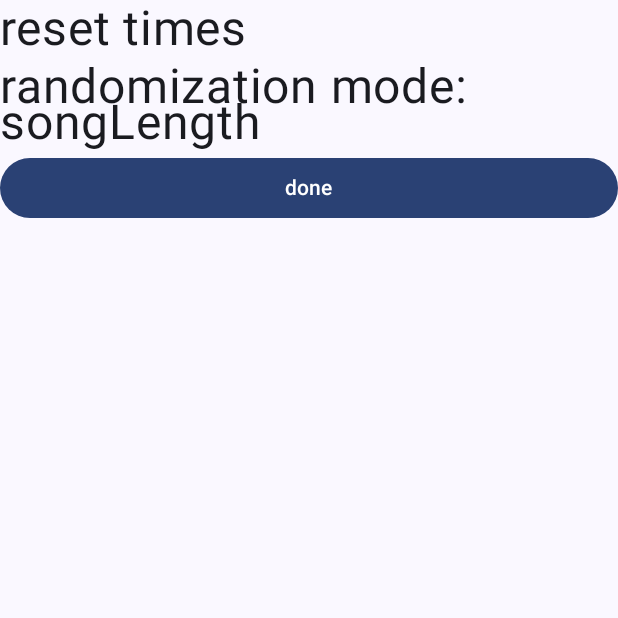
After one commit to NathanBirkett/KotLisn, an Android app built with Jetpack Compose: the SettingsScreen screen opened through its navigation route, on a phone screen of 412 x 824 dp, the top half of it. The commit adds this screen. Run offline under Robolectric (Android 15) with nearby library versions, the phone set to English and light mode, and no system bars; our stand-ins replace Room's generated code.

Commit message:
added settings

```diff
--- a/app/build.gradle
+++ b/app/build.gradle
@@ -15,6 +15,11 @@ android {
         targetSdk 33
         versionCode 1
         versionName "1.0"
+
+        ksp {
+            arg("room.schemaLocation",
+            "$projectDir/schemas")
+        }
 
         testInstrumentationRunner "androidx.test.runner.AndroidJUnitRunner"
         vectorDrawables {
--- a/app/src/main/java/com/example/playleast/data/playlist/OfflinePlaylistsRepository.kt
+++ b/app/src/main/java/com/example/playleast/data/playlist/OfflinePlaylistsRepository.kt
@@ -27,7 +27,12 @@ class OfflinePlaylistsRepository(private val playlistDao: PlaylistDao): Playlist
     override fun getLeastPlaylists(playlists: List<String>): Flow<List<Playlist>> {
         if (playlists == emptyList<String>()) return playlistDao.getAllItems()
         return playlistDao.getAllItems().map {list -> list.filter { playlists.contains(it.title) }
-//            .filter { it.length == list.filter { playlists.contains(it.title) }[0].length}
+            .filter { it.length == list.filter { playlists.contains(it.title) }[0].length}
         }
     }
+
+    override fun getPlaylists(playlists: List<String>): Flow<List<Playlist>> {
+        if (playlists == emptyList<String>()) return playlistDao.getAllItems()
+        return playlistDao.getAllItems().map { list -> list.filter { playlists.contains(it.title) } }
+    }
 }
--- a/app/src/main/java/com/example/playleast/data/playlist/PlaylistsRepository.kt
+++ b/app/src/main/java/com/example/playleast/data/playlist/PlaylistsRepository.kt
@@ -32,4 +32,6 @@ interface PlaylistsRepository {
     suspend fun nukeTable()
 
     fun getLeastPlaylists(playlists: List<String>): Flow<List<Playlist>>
+
+    fun getPlaylists(playlists: List<String>): Flow<List<Playlist>>
 }
--- a/app/src/main/java/com/example/playleast/data/song/Song.kt
+++ b/app/src/main/java/com/example/playleast/data/song/Song.kt
@@ -9,9 +9,10 @@ import androidx.room.TypeConverters
 data class Song(
     @PrimaryKey(autoGenerate = true)
     val id: Int = 0,
-    val title: String,
-    val length: Int,
-    val url: String,
+    val title: String = "nullTitle",
+    val length: Int = 0,
+    val count: Int = 0,
+    val url: String = "nullUrl",
 //    @TypeConverters(StringTypeConverters::class)
-    val playlists: List<String>
+    val playlists: List<String> = emptyList()
 )
--- a/app/src/main/java/com/example/playleast/data/song/SongsRepository.kt
+++ b/app/src/main/java/com/example/playleast/data/song/SongsRepository.kt
@@ -34,4 +34,6 @@ interface SongsRepository {
     suspend fun nukeTable()
 
     fun getLeastSongs(playlist: String, antiplaylists: String = "[]"): Flow<List<Song>>
+
+    fun getLeastSongsInstances(playlist: String, antiplaylists: String = "[]"): Flow<List<Song>>
 }
--- a/app/src/main/java/com/example/playleast/ui/home/HomeScreen.kt
+++ b/app/src/main/java/com/example/playleast/ui/home/HomeScreen.kt
@@ -63,6 +63,7 @@ import com.example.playleast.data.song.Song
 import com.example.playleast.ui.AppViewModelProvider
 import com.example.playleast.ui.edit.EditPlaylistScreen
 import com.example.playleast.ui.playlist.CreatePlaylistScreen
+import com.example.playleast.ui.settings.SettingsScreen
 import com.example.playleast.ui.song.CreateSongScreen
 import com.example.playleast.ui.theme.PlayleastTheme
 import kotlinx.coroutines.launch
@@ -73,7 +74,8 @@ enum class AppScreen() {
     Home,
     SongCreation,
     PlaylistCreation,
-    PlaylistEdit
+    PlaylistEdit,
+    Settings
 }
 
 @Composable
@@ -90,6 +92,7 @@ fun PlayleastApp(
                 onNewSong = {navController.navigate(AppScreen.SongCreation.name)},
                 onNewPlaylist = {navController.navigate(AppScreen.PlaylistCreation.name)},
                 onEditSongs = {navController.navigate(AppScreen.PlaylistEdit.name)},
+                onSettings = {navController.navigate(AppScreen.Settings.name)},
                 viewModel = homeViewModel
             )
         }
@@ -109,6 +112,12 @@ fun PlayleastApp(
                 navigateBack = {navController.navigate(AppScreen.Home.name)}
             )
         }
+        composable(route = AppScreen.Settings.name) {
+            SettingsScreen(
+                homeViewModel = homeViewModel,
+                navigateBack = {navController.navigate(AppScreen.Home.name)}
+            )
+        }
     }
 }
 
@@ -117,6 +126,7 @@ fun HomeScreen(
     onNewSong: () -> Unit,
     onNewPlaylist: () -> Unit,
     onEditSongs: () -> Unit,
+    onSettings: () -> Unit,
     modifier: Modifier = Modifier,
     viewModel: HomeViewModel = viewModel(factory = AppViewModelProvider.Factory)
 ) {
@@ -172,6 +182,7 @@ fun HomeScreen(
                 onNext = { viewModel.logSongDuration(); viewModel.nextRandom(); viewModel.playSong() },
                 onPlayButton = { viewModel.playSong() },
                 resetTimes = { viewModel.resetTimes() },
+                settings = onSettings,
                 hold = { viewModel.hold() },
                 progress = progress,
 //                paused = viewModel.paused || !viewModel.mediaPlayer.isPlaying,
@@ -397,6 +408,7 @@ fun Tools(
     onNext: () -> Unit,
     onPlayButton: () -> Unit,
     resetTimes: () -> Unit,
+    settings: () -> Unit,
     hold: () -> Unit,
     held: Boolean,
     progress: Float,
@@ -468,12 +480,12 @@ fun Tools(
                 onClick = onPlayButton
             )
             ToolButton(painterResource(R.drawable.next), onClick = onNext)
-            ToolButton(painterResource(R.drawable.reset), onClick = resetTimes)
             ToolButton(painterResource(
                 R.drawable.hold),
                 onClick = hold,
                 background = if (held) Color(4294936576) else Color(4278225151)
             )
+            ToolButton(painterResource(R.drawable.settings), onClick = settings)
         }
     }
 }
--- /dev/null
+++ b/app/src/main/java/com/example/playleast/ui/settings/SettingsScreen.kt
@@ -0,0 +1,60 @@
+package com.example.playleast.ui.settings
+
+import androidx.compose.foundation.clickable
+import androidx.compose.foundation.layout.fillMaxWidth
+import androidx.compose.foundation.lazy.LazyColumn
+import androidx.compose.material3.Button
+import androidx.compose.material3.Text
+import androidx.compose.runtime.Composable
+import androidx.compose.runtime.collectAsState
+import androidx.compose.runtime.getValue
+import androidx.compose.ui.Modifier
+import androidx.compose.ui.text.style.TextAlign
+import androidx.compose.ui.unit.sp
+import com.example.playleast.ui.home.HomeViewModel
+
+@Composable
+fun SettingsScreen(
+    homeViewModel: HomeViewModel,
+    navigateBack: () -> Unit
+    ) {
+    val randomizationMode by homeViewModel.randomizationMode.collectAsState()
+    LazyColumn {
+        item {
+            Text(
+                text = "reset times",
+                fontSize = 32.sp,
+                modifier = Modifier
+                    .fillMaxWidth()
+                    .clickable {
+                        homeViewModel.resetTimes()
+                    }
+            )
+        }
+        item {
+            Text(
+                text = "randomization mode: $randomizationMode",
+                fontSize = 32.sp,
+                modifier = Modifier
+                    .fillMaxWidth()
+                    .clickable {
+                        if (randomizationMode == "songInstance") {
+                            homeViewModel.setRandomizationMode("songLength")
+                        } else if (randomizationMode == "songLength") {
+                            homeViewModel.setRandomizationMode("playlistLength")
+                        } else if (randomizationMode == "playlistLength") {
+                            homeViewModel.setRandomizationMode("songInstance")
+                        }
+                    }
+            )
+        }
+        item {
+            Button(onClick = navigateBack,
+                modifier = Modifier
+                    .fillMaxWidth()
+            ) {
+                Text("done")
+            }
+        }
+    }
+}
--- /dev/null
+++ b/app/src/main/java/com/example/playleast/ui/settings/SettingsViewModel.kt
@@ -0,0 +1,4 @@
+package com.example.playleast.ui.settings
+
+class SettingsViewModel {
+}
```
Also changed, not shown: app/src/main/java/com/example/playleast/data/song/OfflineSongsRepository.kt (+19 -1 lines), app/src/main/java/com/example/playleast/data/song/SongDatabase.kt (+7 -1 lines), app/src/main/java/com/example/playleast/ui/home/HomeViewModel.kt (+48 -21 lines), app/src/main/res/drawable/settings.png (added), 1 other file.
